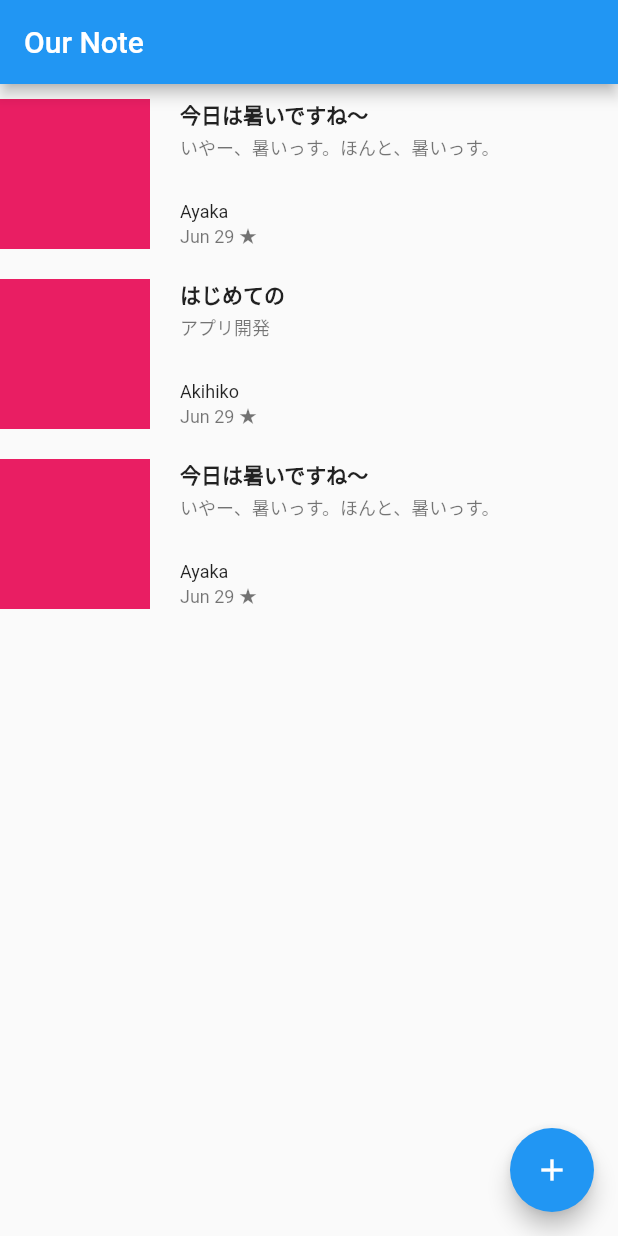
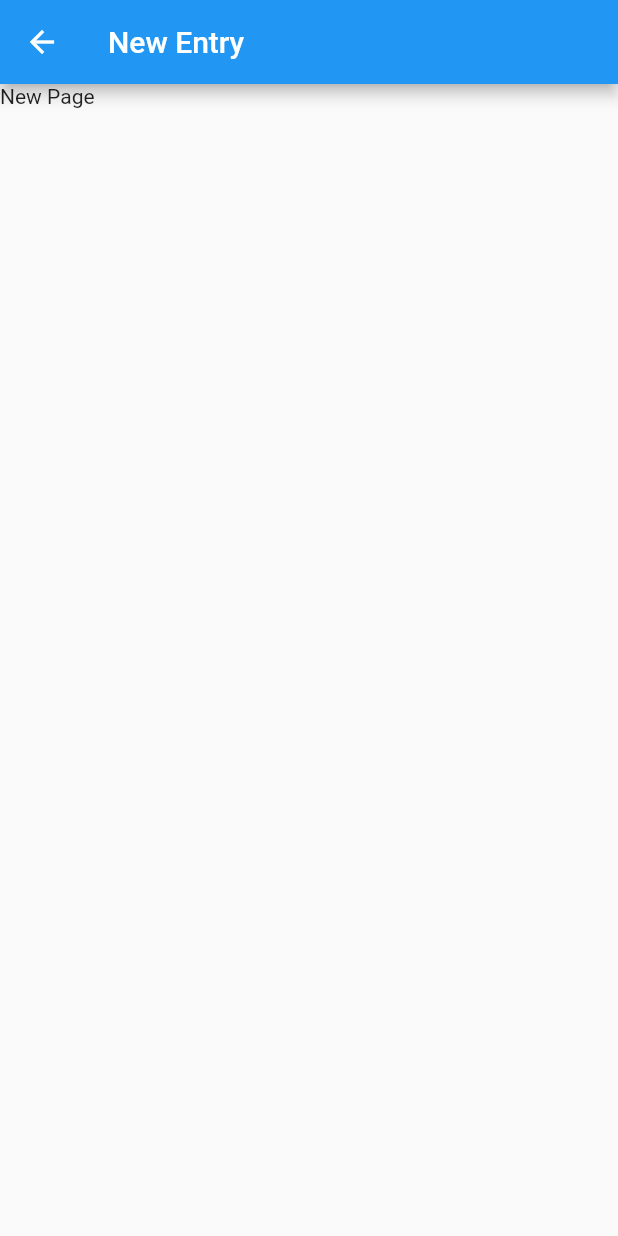
Before and after one commit to nishikigoi/ournote, a Flutter app: the screen it shows after launch, after a tap on the "add" icon, on a phone screen of 412 x 824 dp. Run offline on Flutter 3.47's test engine with Material 2 defaults, Android fonts, the phone set to English and light mode, and no system bars.

Commit message:
impl page transition

```diff
--- a/lib/main.dart
+++ b/lib/main.dart
@@ -1,4 +1,5 @@
 import 'package:flutter/material.dart';
+import 'newentry.dart';
 
 void main() => runApp(MyApp());
 
@@ -170,7 +171,13 @@ class _MyHomePageState extends State<MyHomePage> {
          itemCount: value,
          itemBuilder: (context, index) => _buildRow(index)),
      floatingActionButton: FloatingActionButton(
-         onPressed: _addItem,
+         // onPressed: _addItem,
+         onPressed: () {
+           Navigator.push(
+             context,
+             MaterialPageRoute(builder: (context) => NewEntry()),
+           );
+         },
          child: Icon(Icons.add),
          backgroundColor: Colors.blue,
      ),
--- /dev/null
+++ b/lib/newentry.dart
@@ -0,0 +1,23 @@
+import 'package:flutter/material.dart';
+
+class NewEntry extends StatefulWidget {
+ @override
+ _NewEntryState createState() {
+   return _NewEntryState();
+ }
+}
+
+/// This is the stateless widget that the main application instantiates.
+class _NewEntryState extends State<NewEntry> {
+  @override
+  Widget build(BuildContext context) {
+   return Scaffold(
+     appBar: AppBar(title: Text('New Entry')),
+     body: _buildBody(context),
+   );
+  }
+
+  Widget _buildBody(BuildContext context) {
+    return Text('New Page');
+  }
+}
```
